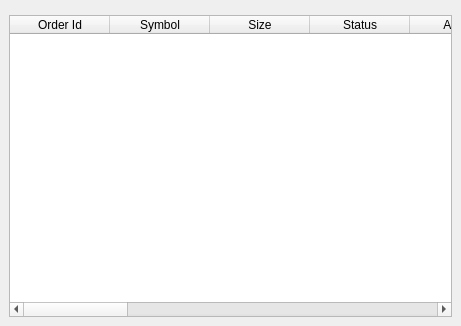
First picture: the form in profit/widgets/ui_orderdisplay.ui, repository hpsilva/profitpy, before the edit.
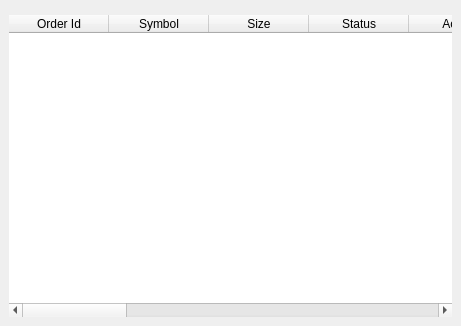
Second picture: the form after the edit. Custom widgets are drawn as their Qt base class.

Commit message: Further build-out of strategy display widget.  Removed excess frames and margin from most displays.

The edit to the form file:
```diff
--- a/profit/widgets/ui_orderdisplay.ui
+++ b/profit/widgets/ui_orderdisplay.ui
@@ -24,6 +24,12 @@
    </item>
    <item>
     <widget class="LocalTable" name="orderTable" >
+     <property name="frameShape" >
+      <enum>QFrame::NoFrame</enum>
+     </property>
+     <property name="frameShadow" >
+      <enum>QFrame::Plain</enum>
+     </property>
      <property name="selectionMode" >
       <enum>QAbstractItemView::SingleSelection</enum>
      </property>
@@ -115,16 +121,16 @@
   </layout>
  </widget>
  <customwidgets>
-  <customwidget>
-   <class>SearchBar</class>
-   <extends>QWidget</extends>
-   <header>searchbar.h</header>
-  </customwidget>
   <customwidget>
    <class>LocalTable</class>
    <extends>QTableWidget</extends>
    <header>localtable.h</header>
   </customwidget>
+  <customwidget>
+   <class>SearchBar</class>
+   <extends>QWidget</extends>
+   <header>searchbar.h</header>
+  </customwidget>
  </customwidgets>
  <resources/>
  <connections/>
```
The commit also changes 20 other files.
